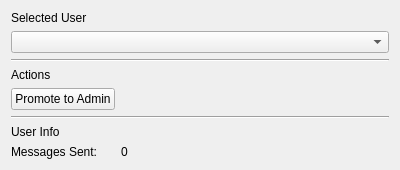
Above: Client/adminSettings.ui from darthmorf/Photon before the change. Below: the same form after it.
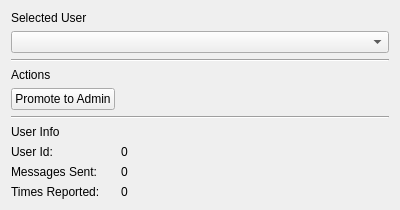
That is the form after the change.

Commit message: Admin settings displays user info

```diff
--- a/Client/adminSettings.ui
+++ b/Client/adminSettings.ui
@@ -7,7 +7,7 @@
     <x>0</x>
     <y>0</y>
     <width>400</width>
-    <height>161</height>
+    <height>199</height>
    </rect>
   </property>
   <property name="windowTitle">
@@ -49,15 +49,15 @@
      </property>
     </widget>
    </item>
-   <item row="7" column="0">
+   <item row="8" column="0">
     <widget class="QLabel" name="label_4">
      <property name="text">
       <string>Messages Sent:</string>
      </property>
     </widget>
    </item>
-   <item row="7" column="1">
-    <widget class="QLabel" name="label_5">
+   <item row="8" column="1">
+    <widget class="QLabel" name="messageCountLabel">
      <property name="text">
       <string>0</string>
      </property>
@@ -73,6 +73,34 @@
    <item row="1" column="0" colspan="2">
     <widget class="QComboBox" name="userListComboBox"/>
    </item>
+   <item row="7" column="0">
+    <widget class="QLabel" name="label_5">
+     <property name="text">
+      <string>User Id:</string>
+     </property>
+    </widget>
+   </item>
+   <item row="7" column="1">
+    <widget class="QLabel" name="userIdLabel">
+     <property name="text">
+      <string>0</string>
+     </property>
+    </widget>
+   </item>
+   <item row="9" column="0">
+    <widget class="QLabel" name="label_6">
+     <property name="text">
+      <string>Times Reported:</string>
+     </property>
+    </widget>
+   </item>
+   <item row="9" column="1">
+    <widget class="QLabel" name="reportCountLabel">
+     <property name="text">
+      <string>0</string>
+     </property>
+    </widget>
+   </item>
   </layout>
  </widget>
  <resources/>
```
The commit also changes 3 other files.
